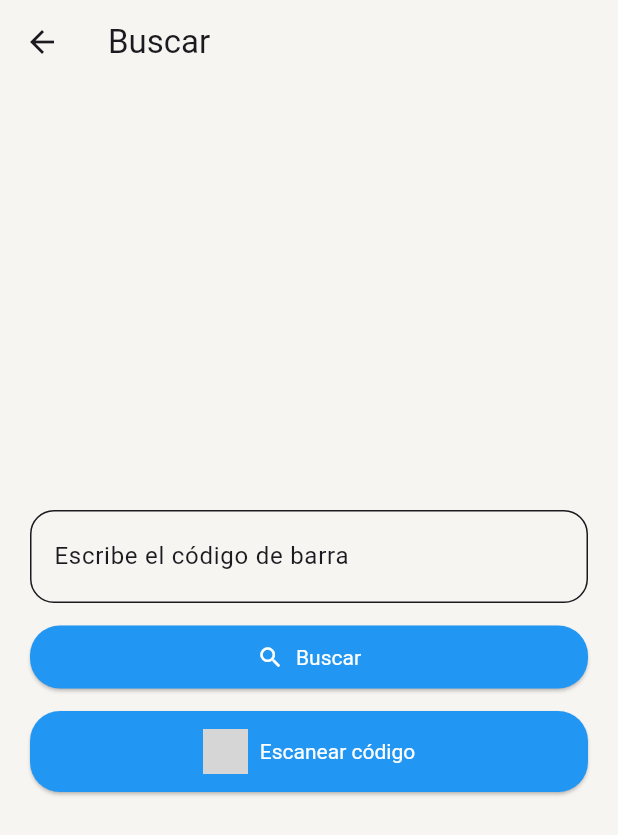
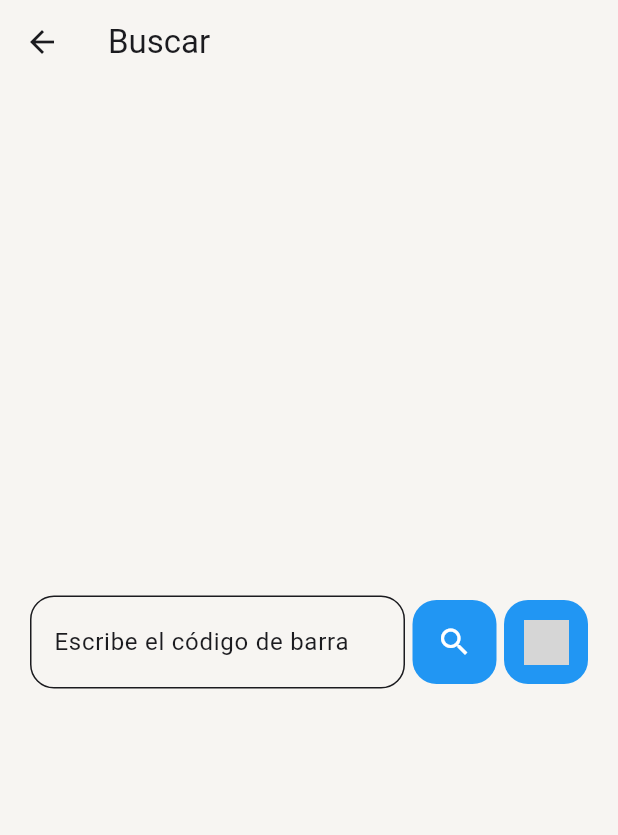
Before and after one commit to lucasaiivan/sell, a Flutter app: the ProductsSearch screen opened by its route, after a tap on "Escribir código", on a phone screen of 412 x 824 dp. Shown: the top 835 px of the screen. Run offline on Flutter 3.47's test engine with Material 3 defaults, Android fonts, the phone set to English and light mode, and no system bars; our stand-ins replace animate_do, audioplayers, cached_network_image, carousel_slider, cloud_firestore, email_validator and 13 more; missing offline and left inert: flutter_barcode_scanner, mobile_scanner, observe_internet_connectivity, purchases_flutter, search_page; accounts and stored records are empty; network calls fail; statements that could not run were skipped; grey boxes are pictures that could not be loaded.

Commit message:
se actualizo la pantalla de busqueda de un nuevo producto ( botones)

```diff
--- a/lib/app/core/utils/widgets_utils.dart
+++ b/lib/app/core/utils/widgets_utils.dart
@@ -51,13 +51,14 @@ class ImageBarWidget extends StatelessWidget {
 class ImageIconScanWidget extends StatelessWidget {
   /// Tamaño deseado del icono.
   final double size;
+  final Color? color;
 
   /// Crea un widget de icono de escaneo de código de barras.
   ///
   /// [size] es el tamaño deseado del icono en píxeles.
   const ImageIconScanWidget({
     Key? key,
-    required this.size,
+    required this.size, this.color,
   }) : super(key: key);
 
   @override
@@ -65,7 +66,7 @@ class ImageIconScanWidget extends StatelessWidget {
     return SizedBox(
       width: size,
       height: size,
-      child: Image.asset('assets/scanbarcode.png',color: Colors.white),
+      child: Image.asset('assets/scanbarcode.png',color: color),
     );
   }
 }
@@ -999,7 +1000,7 @@ class ImageProductAvatarApp extends StatelessWidget {
       imageDefault = AnimatedContainer(
       duration: const Duration(milliseconds: 500),
       color: backgroundColor,
-      child: Image.asset('assets/default_image.png',fit: BoxFit.cover,color: iconColor,));
+      child: Image.asset('assets/default_image.png',fit: BoxFit.cover,color: iconColor));
     }
     return SizedBox(
       width: size,height: size,
--- a/lib/app/presentation/cataloguePage/controller/form_create_product_controller.dart
+++ b/lib/app/presentation/cataloguePage/controller/form_create_product_controller.dart
@@ -281,6 +281,13 @@ class ControllerCreateProductForm extends GetxController{
     setProduct = Get.arguments['product']?? ProductCatalogue(creation: Timestamp.now(), upgrade: Timestamp.now(), documentCreation: Timestamp.now(), documentUpgrade: Timestamp.now());
   }
   @override
+  void onReady() {
+    super.onReady();
+    if(getProduct.local){
+      carouselController.animateToPage(1);
+    }
+  }
+  @override
   void onClose() {
     super.onClose();
 
@@ -342,13 +349,13 @@ class ControllerCreateProductForm extends GetxController{
       return false;
     }
 
-    if(getCurrentSlide!=0){
+    if(getCurrentSlide!=0 && !getProduct.local){
       previousPage();
       return false;
     }
 
-    //  si _onBackPressed es true se puede salir de la app
-    if(getCurrentSlide==0){
+    //  si _onBackPressed es true se puede salir
+    if(getCurrentSlide==0 || (getProduct.local && getCurrentSlide==1)){
       final  shouldPop = await showDialog<bool>(
           context: context,
           builder: (context) {
--- a/lib/app/presentation/cataloguePage/views/create_product_form_view.dart
+++ b/lib/app/presentation/cataloguePage/views/create_product_form_view.dart
@@ -91,7 +91,7 @@ class ProductNewFormView extends StatelessWidget {
         // text : codigo
         controller.getProduct.code != ''
             ? Opacity(opacity: 0.5,
-              child: Text('${controller.getProduct.code}${controller.getProduct.local?' (local)':''}',
+              child: Text('${controller.getProduct.code}${controller.getProduct.local?' (Catálogo)':''}',
                   style: TextStyle(color: colorAccent, fontSize: 12)),
             )
             : Container(),
@@ -164,7 +164,7 @@ class ProductNewFormView extends StatelessWidget {
             TextButton(
               onPressed: controller.getDataUploadStatus
                   ? null
-                  : controller.getCurrentSlide == 0
+                  : controller.getCurrentSlide == 0 || (controller.getProduct.local && controller.getCurrentSlide == 1)
                       ? null
                       : () {
                           controller.previousPage();
--- a/lib/app/presentation/cataloguePage/views/productsSearch_view.dart
+++ b/lib/app/presentation/cataloguePage/views/productsSearch_view.dart
@@ -61,38 +61,40 @@ class ProductsSearch extends GetView<ControllerProductsSearch> {
               padding: const EdgeInsets.all(20.0),
               child: Column(
                 children: [
-                  controller.getWriteCode||controller.getproductDoesNotExist?textFieldCodeBar():Container(),
-                  // textButton : escribir código
+                  !controller.getWriteCode?Container():
+                  Row(
+                    children: [
+                      // textField : leer código de barra
+                      Flexible(child: textFieldCodeBar() ),
+                      const SizedBox(width: 5.0),
+                      // button : search code
+                      Opacity(
+                        opacity: controller.getproductDoesNotExist ? 0.5 : 1.0,
+                        child: Row(
+                          children: [
+                            FloatingActionButton(onPressed: () =>controller.textEditingController.text == ''? null: controller.searchProductCatalogue(id: controller.textEditingController.value.text),elevation: 0,backgroundColor: controller.getButtonData.colorButton,child: Icon(Icons.search,color: controller.getButtonData.colorText)),
+                            const SizedBox(width: 5.0),
+                            // button : escanear código de barra
+                            FloatingActionButton(onPressed: scanBarcodeNormal,elevation: 0,backgroundColor: controller.getButtonData.colorButton,child: ImageIconScanWidget(size: 30,color: controller.getButtonData.colorText)),
+                          ],
+                        ),
+                      ),
+                    ],
+                  ),
+
+                  // textButton : escribir código por teclado
                   controller.getWriteCode?Container():TextButton(onPressed: (){ controller.setWriteCode =!controller.getWriteCode;}, child: Text('Escribir código',style: TextStyle(color: controller.getproductDoesNotExist?Colors.white:Colors.blue) ,)),
                   const SizedBox(height: 12.0),
+                  // button : buscar código
+                  controller.getWriteCode||controller.getproductDoesNotExist?Container():
                   Opacity(
                     opacity: controller.getproductDoesNotExist ? 0.5 : 1.0,
-                    child: Column(
-                      children: [
-                        // button : buscar código
-                        controller.getStateSearch == false && controller.getWriteCode
-                            ? Padding(
-                              padding: EdgeInsets.symmetric(horizontal: controller.getproductDoesNotExist?12:0),
-                              child: ElasticIn(
-                                curve: Curves.fastLinearToSlowEaseIn,
-                                  child: button(
-                                    icon: Icon(Icons.search, color: controller.getButtonData.colorText),
-                                    onPressed: () =>controller.textEditingController.text == ''? null: controller.searchProductCatalogue(id: controller.textEditingController.value.text),
-                                    text: "Buscar",
-                                    colorAccent:controller.getButtonData.colorText,
-                                    colorButton: controller.getButtonData.colorButton,
-                                  ),
-                                ),
-                            )
-                            : Container(),
-                        const SizedBox(height: 12.0),
-                        // button : escanear codigo de barra
-                        !controller.getStateSearch
+                    child: !controller.getStateSearch
                         ? Padding(
                           padding: EdgeInsets.symmetric(horizontal: controller.getproductDoesNotExist?12:0),
                           child: FadeInRight(
                               child: button(
-                                    icon: const ImageIconScanWidget(size: 30,),
+                                icon: ImageIconScanWidget(size: 30,color: controller.getButtonData.colorText),
                                 onPressed: scanBarcodeNormal,
                                 text: "Escanear código",
                                 colorAccent:controller.getButtonData.colorText,
@@ -101,35 +103,20 @@ class ProductsSearch extends GetView<ControllerProductsSearch> {
                             ),
                         )
                         : Container(),
+                  ),
+                  const SizedBox(height: 12.0),
+                  // view : texto informativo que el producto aún no existe
+                  !controller.getproductDoesNotExist?Container():
+                  Padding(
+                    padding: const EdgeInsets.all(20.0),
+                    child: Column(
+                      children: [
+                        const Text( 'El producto aún no existe',textAlign: TextAlign.center, style: TextStyle(fontSize: 24,color: Colors.white70, fontWeight: FontWeight.bold)),
+                        Image.asset('assets/default_image.png',height: 100,width: 100,fit: BoxFit.cover,color: Colors.white38),
+                        const Text('Ayúdenos a registrar nuevos productos para que esta aplicación sea aún más útil para más personsa 🌍 ',textAlign: TextAlign.center, style: TextStyle(color: Colors.white)),
                       ],
                     ),
                   ),
-                  const SizedBox(height: 12.0),
-                  // text : el producto no existe
-                  controller.getproductDoesNotExist
-                      ? Padding(
-                          padding: const EdgeInsets.symmetric(
-                              horizontal: 30, vertical: 30),
-                          child: RichText(
-                            textAlign: TextAlign.center,
-                            text: const TextSpan(
-                                style: TextStyle(color: Colors.white,fontSize: 18),
-                                children: <TextSpan>[
-                                  TextSpan(text: 'El producto aún no existe\n', style: TextStyle(fontSize: 24)),
-                                  TextSpan(text: 'Ayúdenos a registrar nuevos productos para que esta aplicación sea aún más útil para más personsa 🌍 ', style: TextStyle(color: Colors.white70)),
-                                ],
-                            ),
-                          ),
-
-                          /*  Text(
-                            "El producto aún no existe 🙁, ayúdenos a registrar nuevos productos para que esta aplicación sea aún más útil para la comunidad",
-                            textAlign: TextAlign.center,
-                            style: TextStyle(
-                                fontSize: 20.0,
-                                color: controller.getColorTextField),
-                          ), */
-                        )
-                      : Container(),
                   //  button : crear producto
                   controller.getproductDoesNotExist
                       ? FadeInRight(
--- a/lib/app/presentation/home/controller/home_controller.dart
+++ b/lib/app/presentation/home/controller/home_controller.dart
@@ -720,7 +720,7 @@ class HomeController extends GetxController {
     // firebase : obtenemos la lista de cuentas del usuario
     Database.refFirestoreUserAccountsList(email: email).get().then((value) {
       //  recorre la lista de cuentas
-      for (var element in value.docs) {
+      for (var element in value.docs){
         // get : obtenemos los datos del perfil del usuario
         UserModel userModel = UserModel.fromDocumentSnapshot(documentSnapshot: element);
         // condition : si el id de la cuenta es diferente de vacio para evitar errores de consulta inexistentes
```
Lines whose indentation alone changed are shown as unchanged.
